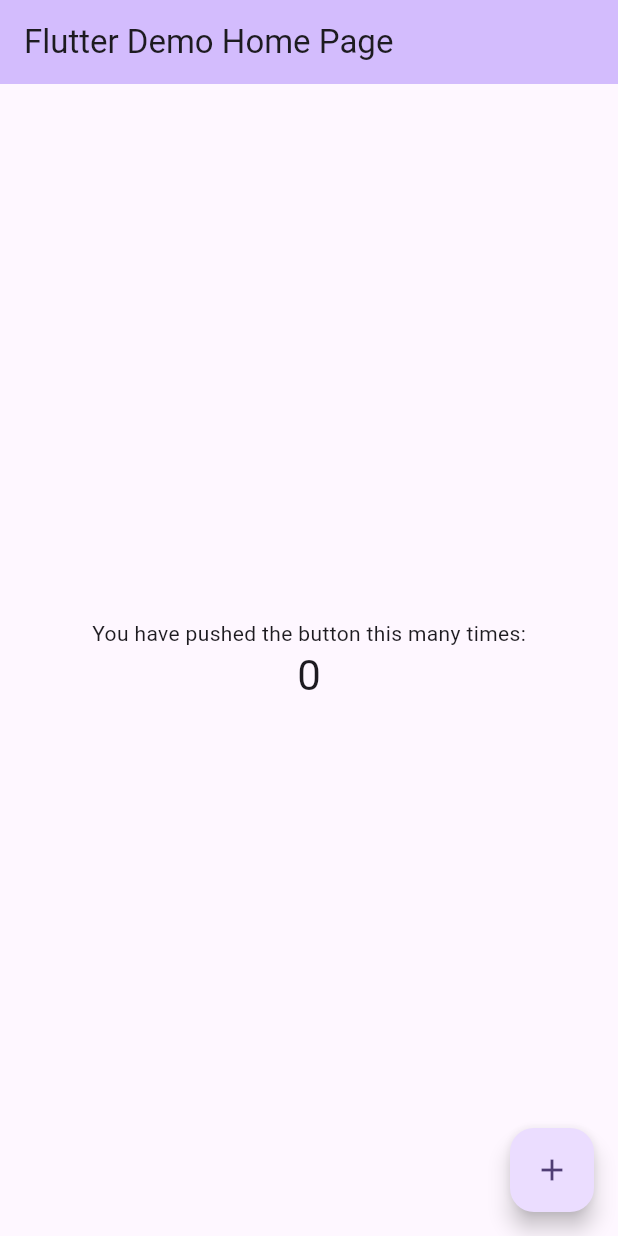
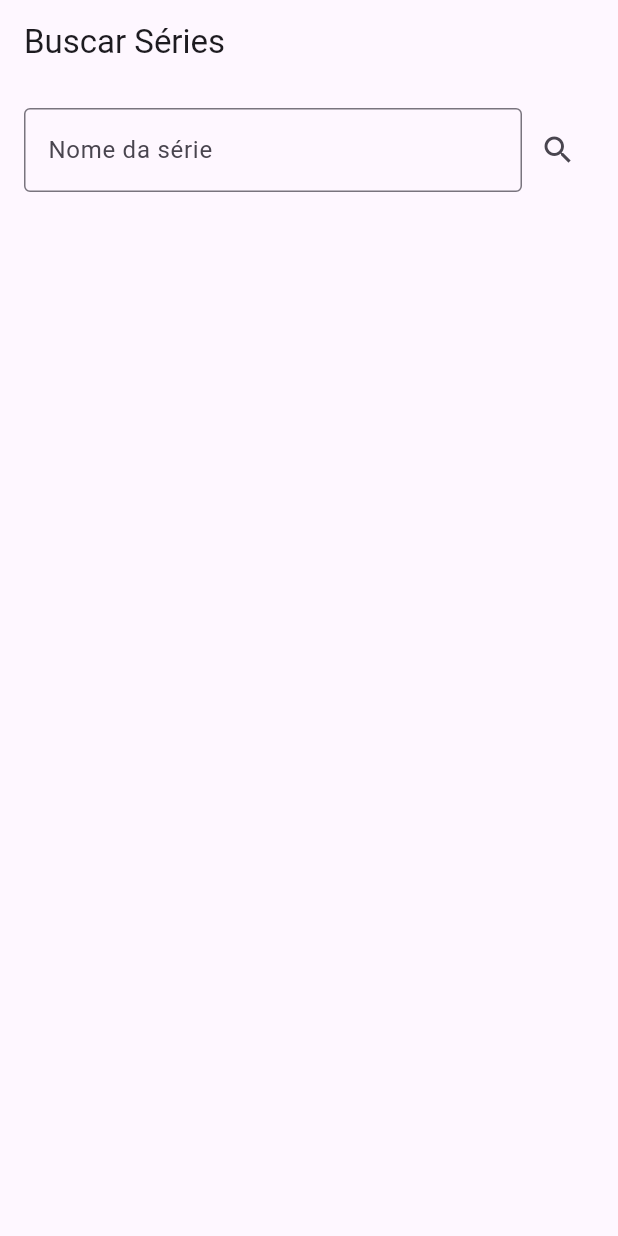
Before and after one commit to BrayanMateus5/series-firebase, a Flutter app: the screen it shows after launch, on a phone screen of 412 x 824 dp. Run offline on Flutter 3.47's test engine with Material 3 defaults, Android fonts, the phone set to English and light mode, and no system bars; our stand-ins replace go_router.

Commit message:
feat: tela de busca integrada com a API TVMaze

```diff
--- a/lib/main.dart
+++ b/lib/main.dart
@@ -1,122 +1,26 @@
 import 'package:flutter/material.dart';
+import 'package:go_router/go_router.dart';
+import 'package:series_firebase/screens/tela_busca.dart';
 
 void main() {
-  runApp(const MyApp());
+  runApp(MainApp());
 }
 
-class MyApp extends StatelessWidget {
-  const MyApp({super.key});
+class MainApp extends StatelessWidget {
+  MainApp({super.key});
 
-  // This widget is the root of your application.
+  final GoRouter router = GoRouter(
+    routes: [
+      GoRoute(path: '/', builder: (context, state) => const TelaBusca()),
+    ],
+  );
+
   @override
   Widget build(BuildContext context) {
-    return MaterialApp(
-      title: 'Flutter Demo',
-      theme: ThemeData(
-        // This is the theme of your application.
-        //
-        // TRY THIS: Try running your application with "flutter run". You'll see
-        // the application has a purple toolbar. Then, without quitting the app,
-        // try changing the seedColor in the colorScheme below to Colors.green
-        // and then invoke "hot reload" (save your changes or press the "hot
-        // reload" button in a Flutter-supported IDE, or press "r" if you used
-        // the command line to start the app).
-        //
-        // Notice that the counter didn't reset back to zero; the application
-        // state is not lost during the reload. To reset the state, use hot
-        // restart instead.
-        //
-        // This works for code too, not just values: Most code changes can be
-        // tested with just a hot reload.
-        colorScheme: .fromSeed(seedColor: Colors.deepPurple),
-      ),
-      home: const MyHomePage(title: 'Flutter Demo Home Page'),
+    return MaterialApp.router(
+      debugShowCheckedModeBanner: false,
+      title: 'Séries',
+      routerConfig: router,
     );
   }
 }
-
-class MyHomePage extends StatefulWidget {
-  const MyHomePage({super.key, required this.title});
-
-  // This widget is the home page of your application. It is stateful, meaning
-  // that it has a State object (defined below) that contains fields that affect
-  // how it looks.
-
-  // This class is the configuration for the state. It holds the values (in this
-  // case the title) provided by the parent (in this case the App widget) and
-  // used by the build method of the State. Fields in a Widget subclass are
-  // always marked "final".
-
-  final String title;
-
-  @override
-  State<MyHomePage> createState() => _MyHomePageState();
-}
-
-class _MyHomePageState extends State<MyHomePage> {
-  int _counter = 0;
-
-  void _incrementCounter() {
-    setState(() {
-      // This call to setState tells the Flutter framework that something has
-      // changed in this State, which causes it to rerun the build method below
-      // so that the display can reflect the updated values. If we changed
-      // _counter without calling setState(), then the build method would not be
-      // called again, and so nothing would appear to happen.
-      _counter++;
-    });
-  }
-
-  @override
-  Widget build(BuildContext context) {
-    // This method is rerun every time setState is called, for instance as done
-    // by the _incrementCounter method above.
-    //
-    // The Flutter framework has been optimized to make rerunning build methods
-    // fast, so that you can just rebuild anything that needs updating rather
-    // than having to individually change instances of widgets.
-    return Scaffold(
-      appBar: AppBar(
-        // TRY THIS: Try changing the color here to a specific color (to
-        // Colors.amber, perhaps?) and trigger a hot reload to see the AppBar
-        // change color while the other colors stay the same.
-        backgroundColor: Theme.of(context).colorScheme.inversePrimary,
-        // Here we take the value from the MyHomePage object that was created by
-        // the App.build method, and use it to set our appbar title.
-        title: Text(widget.title),
-      ),
-      body: Center(
-        // Center is a layout widget. It takes a single child and positions it
-        // in the middle of the parent.
-        child: Column(
-          // Column is also a layout widget. It takes a list of children and
-          // arranges them vertically. By default, it sizes itself to fit its
-          // children horizontally, and tries to be as tall as its parent.
-          //
-          // Column has various properties to control how it sizes itself and
-          // how it positions its children. Here we use mainAxisAlignment to
-          // center the children vertically; the main axis here is the vertical
-          // axis because Columns are vertical (the cross axis would be
-          // horizontal).
-          //
-          // TRY THIS: Invoke "debug painting" (choose the "Toggle Debug Paint"
-          // action in the IDE, or press "p" in the console), to see the
-          // wireframe for each widget.
-          mainAxisAlignment: .center,
-          children: [
-            const Text('You have pushed the button this many times:'),
-            Text(
-              '$_counter',
-              style: Theme.of(context).textTheme.headlineMedium,
-            ),
-          ],
-        ),
-      ),
-      floatingActionButton: FloatingActionButton(
-        onPressed: _incrementCounter,
-        tooltip: 'Increment',
-        child: const Icon(Icons.add),
-      ),
-    );
-  }
-}
--- /dev/null
+++ b/lib/screens/tela_busca.dart
@@ -0,0 +1,90 @@
+import 'package:flutter/material.dart';
+import 'package:series_firebase/model/serie.dart';
+import 'package:series_firebase/service/tvmaze_service.dart';
+
+class TelaBusca extends StatefulWidget {
+  const TelaBusca({super.key});
+
+  @override
+  State<StatefulWidget> createState() {
+    return TelaBuscaState();
+  }
+}
+
+class TelaBuscaState extends State<TelaBusca> {
+  final _service = TvMazeService();
+  final _buscaController = TextEditingController();
+  List<Serie> _series = [];
+
+  bool _carregando = false;
+
+  Future<void> _buscar() async {
+    final texto = _buscaController.text.trim();
+    if (texto.isEmpty) return;
+
+    setState(() {
+      _carregando = true;
+    });
+    try {
+      final series = await _service.buscarSeries(texto);
+      setState(() {
+        _series = series;
+      });
+    } catch (e) {
+      if (!mounted) return;
+      ScaffoldMessenger.of(
+        context,
+      ).showSnackBar(SnackBar(content: Text('Erro ao buscar séries: $e')));
+    } finally {
+      if (mounted) {
+        setState(() {
+          _carregando = false;
+        });
+      }
+    }
+  }
+
+  @override
+  Widget build(BuildContext context) {
+    return Scaffold(
+      appBar: AppBar(title: const Text('Buscar Séries')),
+      body: Column(
+        children: [
+          Padding(
+            padding: const EdgeInsets.all(16.0),
+            child: Row(
+              children: [
+                if (_carregando) const CircularProgressIndicator(),
+                Expanded(
+                  child: TextField(
+                    controller: _buscaController,
+                    decoration: const InputDecoration(
+                      labelText: 'Nome da série',
+                      border: OutlineInputBorder(),
+                    ),
+                  ),
+                ),
+                IconButton(icon: const Icon(Icons.search), onPressed: _buscar),
+              ],
+            ),
+          ),
+          Expanded(
+            child: ListView.builder(
+              itemCount: _series.length,
+              itemBuilder: (context, index) {
+                final serie = _series[index];
+                return ListTile(
+                  leading: serie.imagem == null
+                      ? null
+                      : Image.network(serie.imagem!, width: 40),
+                  title: Text(serie.nome),
+                  subtitle: Text(serie.generos.join(', ')),
+                );
+              },
+            ),
+          ),
+        ],
+      ),
+    );
+  }
+}
```
Also changed, not shown: 1 other file.
